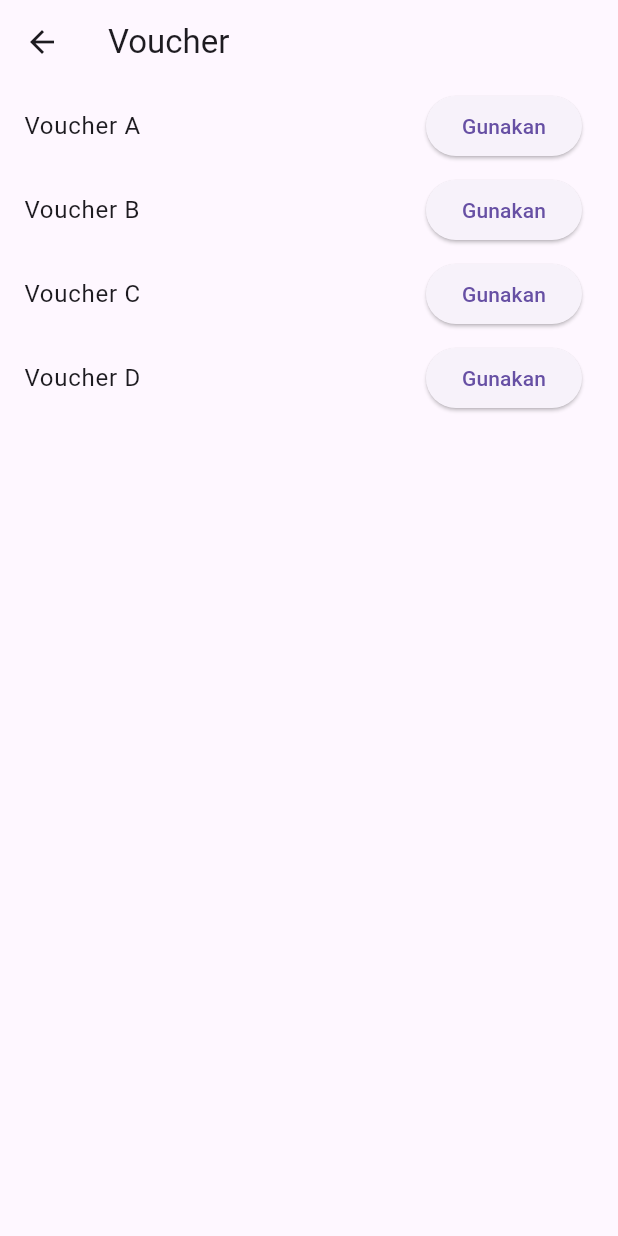
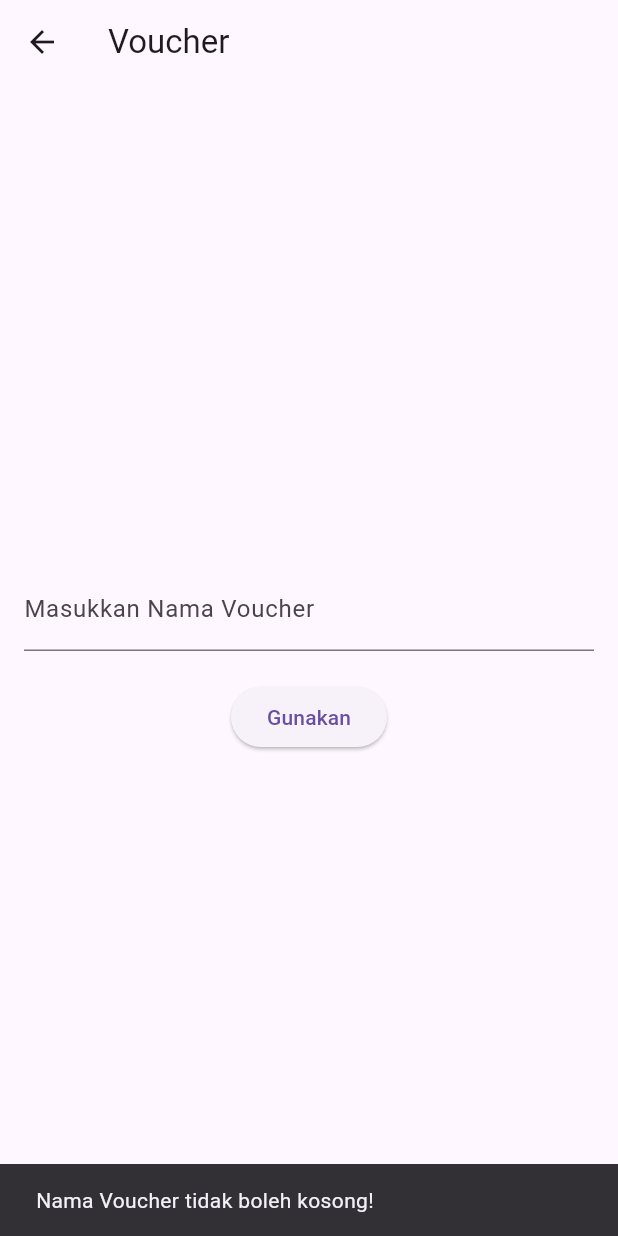
Before and after one commit to Lusy230/obatstore, a Flutter app: the VoucherPage screen opened by its route, after a tap on "Gunakan", on a phone screen of 412 x 824 dp. Run offline on Flutter 3.47's test engine with Material 3 defaults, Android fonts, the phone set to English and light mode, and no system bars; our stand-ins replace appwrite, firebase_auth, firebase_core, firebase_messaging, flutter_local_notifications, get and 3 more; accounts and stored records are empty.

Commit message:
BISA GAISS

```diff
--- a/lib/view/voucher_page.dart
+++ b/lib/view/voucher_page.dart
@@ -1,12 +1,9 @@
 import 'package:flutter/material.dart';
+import 'package:apotek/controller/databasecontroller.dart';
 
 class VoucherPage extends StatelessWidget {
-  final List<String> vouchers = [
-    'Voucher A',
-    'Voucher B',
-    'Voucher C',
-    'Voucher D'
-  ];
+  final TextEditingController nameController = TextEditingController();
+  final DatabaseController databaseController = DatabaseController();
 
   @override
   Widget build(BuildContext context) {
@@ -20,20 +17,48 @@ class VoucherPage extends StatelessWidget {
         ),
         title: Text('Voucher'),
       ),
-      body: ListView.builder(
-        itemCount: vouchers.length,
-        itemBuilder: (BuildContext context, int index) {
-          return ListTile(
-            title: Text(vouchers[index]),
-            trailing: ElevatedButton(
+      body: Padding(
+        padding: const EdgeInsets.all(16.0),
+        child: Column(
+          mainAxisAlignment: MainAxisAlignment.center,
+          children: [
+            TextField(
+              controller: nameController,
+              decoration: InputDecoration(labelText: 'Masukkan Nama Voucher'),
+            ),
+            SizedBox(height: 20),
+            ElevatedButton(
               onPressed: () {
-                // Implementasi penggunaan voucher
+                _submitVoucher(context);
               },
               child: Text('Gunakan'),
             ),
-          );
-        },
+          ],
+        ),
       ),
     );
   }
+
+  void _submitVoucher(BuildContext context) {
+    String voucherName = nameController.text.trim();
+
+    if (voucherName.isNotEmpty) {
+      // Store voucher name in the database
+      databaseController.createDocument(voucherName);
+
+      // Show success message or navigate to another page if needed
+      ScaffoldMessenger.of(context).showSnackBar(
+        SnackBar(
+          content: Text('Voucher submitted successfully!'),
+        ),
+      );
+    } else {
+      // Show an error if the voucher name is empty
+      ScaffoldMessenger.of(context).showSnackBar(
+        SnackBar(
+          content: Text('Nama Voucher tidak boleh kosong!'),
+        ),
+      );
+    }
+  }
 }
--- a/pubspec.yaml
+++ b/pubspec.yaml
@@ -31,9 +31,10 @@ dependencies:
   flutter:
     sdk: flutter
   get: ^4.0.5
-  http: ^1.1.0
+  http: ^1.0.0
   dio: ^5.3.3
   webview_flutter: ^4.4.1
+  appwrite: ^11.0.0
 
   # The following adds the Cupertino Icons font to your application.
   # Use with the CupertinoIcons class for iOS style icons.
```
Also changed, not shown: lib/controller/accountcontroller.dart (added, +59 -0 lines), lib/controller/clientcontroller.dart (added, +17 -0 lines), lib/controller/databasecontroller.dart (added, +24 -0 lines), lib/controller/realtimecontroller.dart (added, +21 -0 lines), lib/controller/storagecontroller.dart (added, +39 -0 lines), pubspec.lock, 5 other files.
